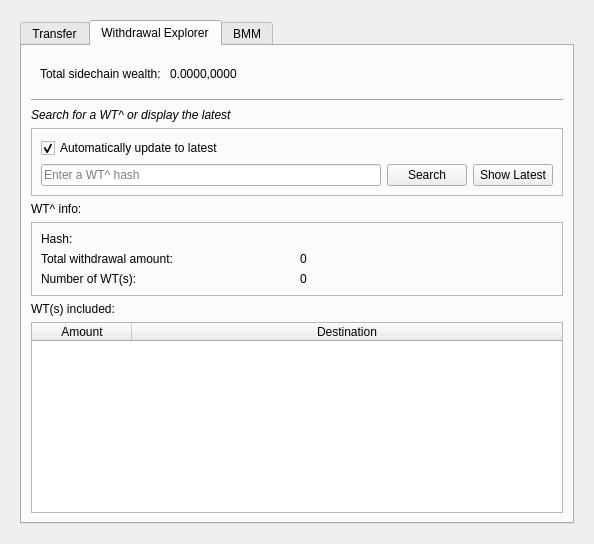
First picture: the form in src/qt/forms/sidechainpage.ui, repository skydogenet/sidechains, before the edit.
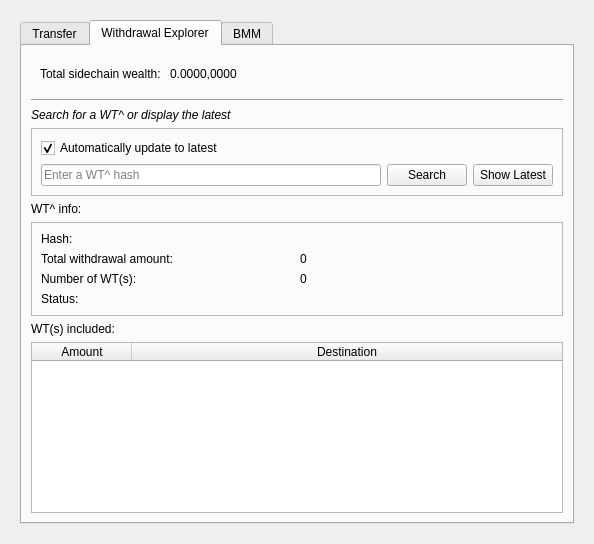
Second picture: the form after the edit. The open tabs and pages were chosen to show the change. Icons and pictures are not drawn. Custom widgets are drawn as their Qt base class.

Commit message:
Sidechain withdrawal updates for GUI
* Added status to LDB WT^ objects

* Added status update function to LDB

* Added WT^ status label to WT^ explorer

* Added testing version of WT^ status update

What changed in the file:
```diff
--- a/src/qt/forms/sidechainpage.ui
+++ b/src/qt/forms/sidechainpage.ui
@@ -609,6 +609,20 @@
                 </property>
                </widget>
               </item>
+              <item row="3" column="0">
+               <widget class="QLabel" name="label_11">
+                <property name="text">
+                 <string>Status:</string>
+                </property>
+               </widget>
+              </item>
+              <item row="3" column="1">
+               <widget class="QLabel" name="labelStatus">
+                <property name="text">
+                 <string/>
+                </property>
+               </widget>
+              </item>
              </layout>
             </widget>
            </item>
```
The commit also changes 7 other files.
